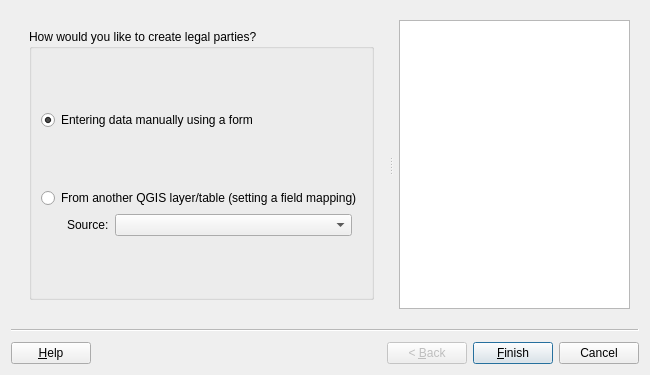
This is asistente_ladm_col/ui/wiz_create_legal_party_prc.ui in SwissTierrasColombia/Asistente-LADM-COL as Qt 5 draws it before an edit. The edited form follows.
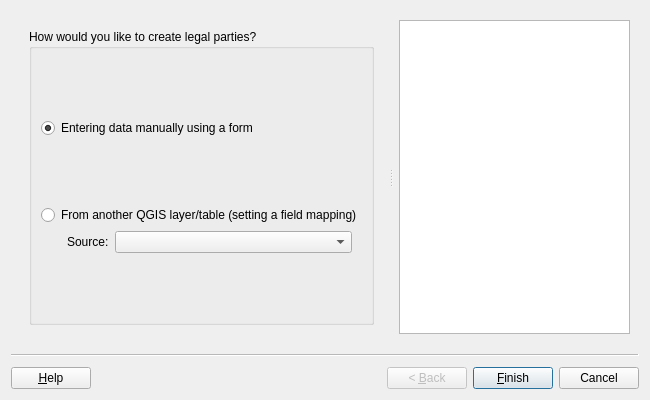
This is the edited form. Custom widgets are drawn as their Qt base class.

Patch:
```diff
--- a/asistente_ladm_col/ui/wiz_create_legal_party_prc.ui
+++ b/asistente_ladm_col/ui/wiz_create_legal_party_prc.ui
@@ -7,7 +7,7 @@
     <x>0</x>
     <y>0</y>
     <width>650</width>
-    <height>375</height>
+    <height>400</height>
    </rect>
   </property>
   <property name="windowTitle">
```
Left out of the diff: 6 changed lines with no effect on the pictures.
